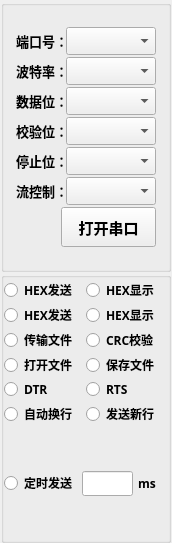
Qt form src/framework/leftbar.ui (ciyeer/ByteSpace) before a commit.
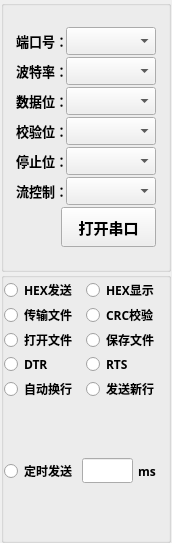
The same form after that commit.

What changed in the file:
```diff
--- a/src/framework/leftbar.ui
+++ b/src/framework/leftbar.ui
@@ -559,44 +559,6 @@
           </item>
          </layout>
         </item>
-        <item row="1" column="0">
-         <layout class="QHBoxLayout" name="horizontalLayout_13">
-          <item>
-           <widget class="QRadioButton" name="radioButton_13">
-            <property name="font">
-             <font>
-              <family>微软雅黑</family>
-              <pointsize>9</pointsize>
-              <bold>true</bold>
-             </font>
-            </property>
-            <property name="text">
-             <string>HEX发送</string>
-            </property>
-            <property name="autoExclusive">
-             <bool>false</bool>
-            </property>
-           </widget>
-          </item>
-          <item>
-           <widget class="QRadioButton" name="recvHexBtn_7">
-            <property name="font">
-             <font>
-              <family>微软雅黑</family>
-              <pointsize>9</pointsize>
-              <bold>true</bold>
-             </font>
-            </property>
-            <property name="text">
-             <string>HEX显示</string>
-            </property>
-            <property name="autoExclusive">
-             <bool>false</bool>
-            </property>
-           </widget>
-          </item>
-         </layout>
-        </item>
         <item row="7" column="0">
          <layout class="QHBoxLayout" name="horizontalLayout_4">
           <property name="spacing">
```
Left out of the diff: 4 changed lines with no effect on the pictures.
